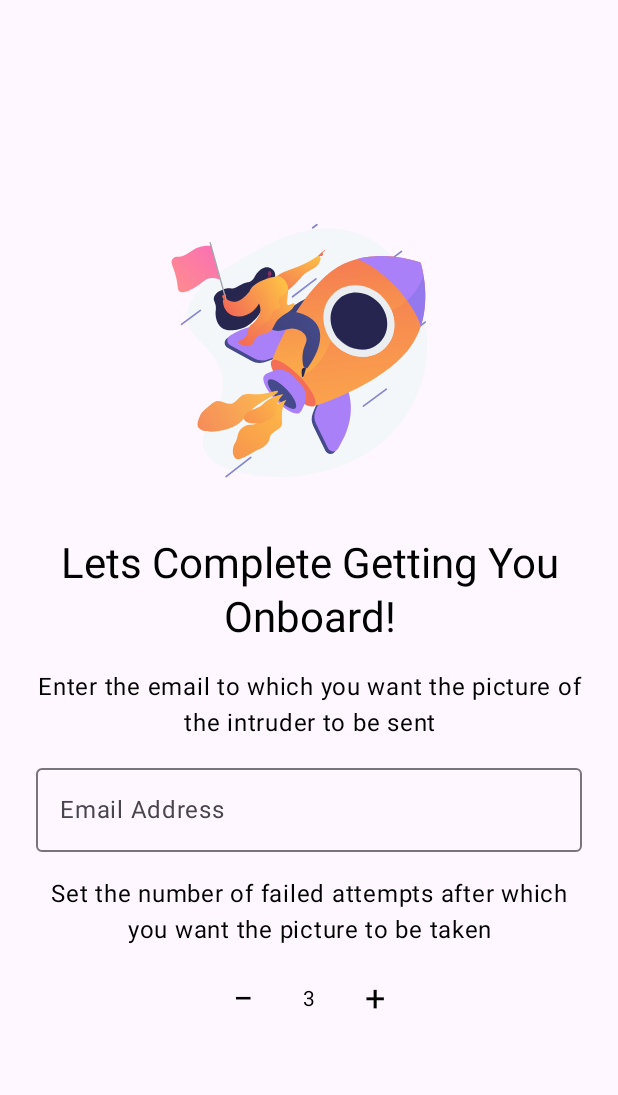
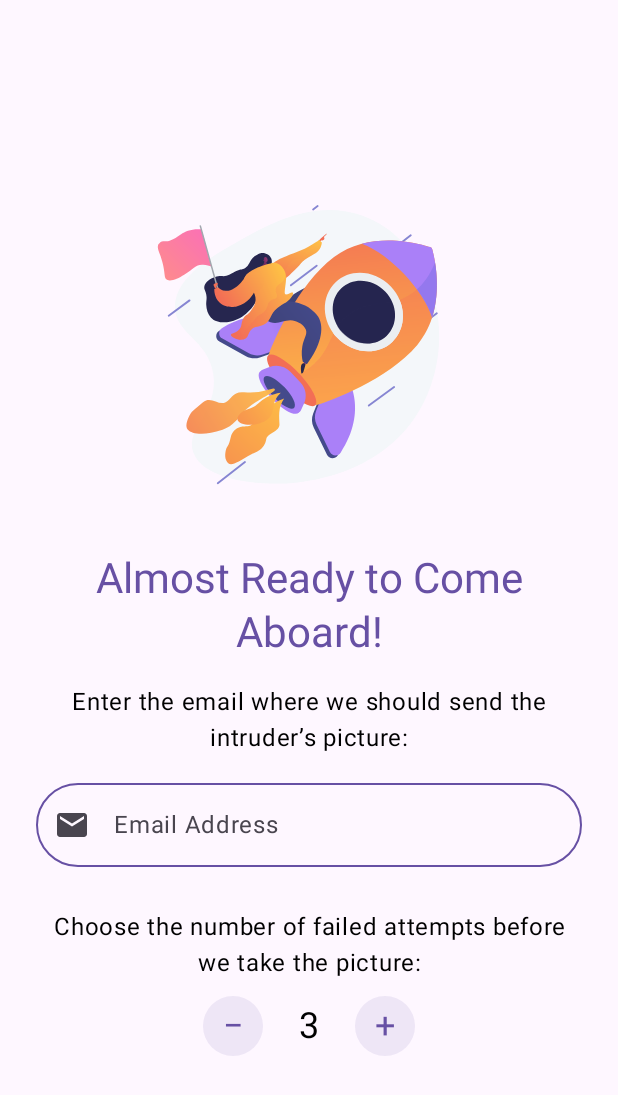
Before and after one commit to JayceFR/StepShadower, an Android app built with Jetpack Compose: the OnboardingScreen screen opened through its navigation route, on a phone screen of 412 x 824 dp. Shown: the top 1095 px of the screen. Run offline under Robolectric (Android 15) with nearby library versions, the phone set to English and light mode, and no system bars; our stand-ins replace Room's generated code.

Commit message:
improved the ui for onboarding screen

```diff
--- a/app/src/main/java/com/jaycefr/stepshadower/screens/Onboarding.kt
+++ b/app/src/main/java/com/jaycefr/stepshadower/screens/Onboarding.kt
@@ -1,41 +1,23 @@
 package com.jaycefr.stepshadower.screens
 
-import android.app.Activity
 import androidx.compose.foundation.background
-import androidx.compose.foundation.layout.Arrangement
-import androidx.compose.foundation.layout.Column
-import androidx.compose.foundation.layout.Row
-import androidx.compose.foundation.layout.Spacer
-import androidx.compose.foundation.layout.fillMaxSize
-import androidx.compose.foundation.layout.fillMaxWidth
-import androidx.compose.foundation.layout.height
-import androidx.compose.foundation.layout.padding
-import androidx.compose.foundation.layout.size
+import androidx.compose.foundation.border
+import androidx.compose.foundation.layout.*
+import androidx.compose.foundation.shape.CircleShape
 import androidx.compose.foundation.text.KeyboardOptions
-import androidx.compose.material3.IconButton
-import androidx.compose.material3.MaterialTheme
-import androidx.compose.material3.OutlinedTextField
-import androidx.compose.material3.Text
-import androidx.compose.runtime.Composable
-import androidx.compose.runtime.getValue
-import androidx.compose.runtime.mutableIntStateOf
-import androidx.compose.runtime.mutableStateOf
-import androidx.compose.runtime.remember
-import androidx.compose.runtime.setValue
+import androidx.compose.material.icons.Icons
+import androidx.compose.material.icons.filled.Email
+import androidx.compose.material3.*
+import androidx.compose.runtime.*
 import androidx.compose.ui.Alignment
 import androidx.compose.ui.Modifier
-import androidx.compose.ui.platform.LocalContext
+import androidx.compose.ui.graphics.Color
 import androidx.compose.ui.text.input.ImeAction
 import androidx.compose.ui.text.input.KeyboardType
 import androidx.compose.ui.text.style.TextAlign
 import androidx.compose.ui.unit.dp
 import androidx.compose.ui.unit.sp
-import androidx.lifecycle.compose.LocalLifecycleOwner
-import com.airbnb.lottie.compose.LottieAnimation
-import com.airbnb.lottie.compose.LottieCompositionSpec
-import com.airbnb.lottie.compose.LottieConstants
-import com.airbnb.lottie.compose.rememberLottieComposition
-import com.jaycefr.stepshadower.R
+import com.airbnb.lottie.compose.*
 
 @Composable
 fun EmailInputField(
@@ -47,36 +29,61 @@ fun EmailInputField(
         onValueChange = onEmailChange,
         label = { Text("Email Address") },
         singleLine = true,
+        leadingIcon = { Icon(Icons.Default.Email, contentDescription = null) },
         keyboardOptions = KeyboardOptions(
             keyboardType = KeyboardType.Email,
-            imeAction = ImeAction.Done,
+            imeAction = ImeAction.Done
         ),
-        modifier = Modifier.fillMaxWidth()
+        modifier = Modifier.fillMaxWidth(),
+        shape = CircleShape,  // Make the text field circular
+        colors = OutlinedTextFieldDefaults.colors(
+            focusedBorderColor = MaterialTheme.colorScheme.primary,
+            unfocusedBorderColor = MaterialTheme.colorScheme.primary,
+            disabledBorderColor = MaterialTheme.colorScheme.primary,
+            errorBorderColor = MaterialTheme.colorScheme.error,
+            focusedLabelColor = MaterialTheme.colorScheme.primary
+        )
     )
 }
+
 
 @Composable
 fun FailedAttemptsStepper(
     value: Int,
     onValueChange: (Int) -> Unit
 ) {
-    Row(verticalAlignment = Alignment.CenterVertically) {
+    Row(
+        verticalAlignment = Alignment.CenterVertically,
+        horizontalArrangement = Arrangement.Center
+    ) {
         IconButton(
-            onClick = { if (value > 1) onValueChange(value - 1) }
-        ) { Text("−", fontSize = 24.sp) }
+            onClick = { if (value > 1) onValueChange(value - 1) },
+            modifier = Modifier
+                .background(MaterialTheme.colorScheme.primary.copy(alpha = 0.1f), CircleShape)
+                .size(40.dp)
+        ) {
+            Text("−", fontSize = 24.sp, color = MaterialTheme.colorScheme.primary)
+        }
 
-        Text(value.toString(), modifier = Modifier.padding(horizontal = 16.dp))
+        Text(
+            value.toString(),
+            modifier = Modifier.padding(horizontal = 24.dp),
+            style = MaterialTheme.typography.headlineSmall
+        )
 
         IconButton(
-            onClick = { if (value < 5) onValueChange(value + 1) }
-        ) { Text("+", fontSize = 24.sp) }
+            onClick = { if (value < 5) onValueChange(value + 1) },
+            modifier = Modifier
+                .background(MaterialTheme.colorScheme.primary.copy(alpha = 0.1f), CircleShape)
+                .size(40.dp)
+        ) {
+            Text("+", fontSize = 24.sp, color = MaterialTheme.colorScheme.primary)
+        }
     }
 }
 
-
-
 @Composable
-fun OnboardingScreen(){
+fun OnboardingScreen() {
     Column(
         modifier = Modifier
             .fillMaxSize()
@@ -85,47 +92,51 @@ fun OnboardingScreen(){
         verticalArrangement = Arrangement.Center,
         horizontalAlignment = Alignment.CenterHorizontally
     ) {
-        val composition by rememberLottieComposition(LottieCompositionSpec.RawRes(R.raw.onboarding))
+        val composition by rememberLottieComposition(LottieCompositionSpec.RawRes(com.jaycefr.stepshadower.R.raw.onboarding))
 
         var email by remember { mutableStateOf("") }
+        var numberOfFailedAttempts by remember { mutableStateOf(3) }
 
-        var numberOfFailedAttempts by remember { mutableIntStateOf(3) }
-
+        // Animation
         LottieAnimation(
             composition = composition,
             iterations = LottieConstants.IterateForever,
-            modifier = Modifier.size(200.dp)
+            modifier = Modifier.size(220.dp)
         )
 
-        Spacer(modifier = Modifier.height(24.dp))
+        Spacer(modifier = Modifier.height(28.dp))
 
+        // Title
         Text(
-            "Lets Complete Getting You Onboard!",
-            style = MaterialTheme.typography.headlineMedium,
-            textAlign = TextAlign.Center,
-            modifier = Modifier.align(Alignment.CenterHorizontally)
+            "Almost Ready to Come Aboard!",
+            style = MaterialTheme.typography.headlineMedium.copy(
+                color = MaterialTheme.colorScheme.primary
+            ),
+            textAlign = TextAlign.Center
         )
-        Spacer(modifier = Modifier.height(16.dp))
-
-        Text(
-            "Enter the email to which you want the picture of the intruder to be sent",
-            style = MaterialTheme.typography.bodyLarge,
-            textAlign = TextAlign.Center,
-        )
-        Spacer(modifier = Modifier.height(10.dp))
-
-        EmailInputField(email) { email = it }
 
         Spacer(modifier = Modifier.height(16.dp))
 
+        // Email Section
         Text(
-            "Set the number of failed attempts after which you want the picture to be taken",
+            "Enter the email where we should send the intruder’s picture:",
             style = MaterialTheme.typography.bodyLarge,
-            textAlign = TextAlign.Center,
+            textAlign = TextAlign.Center
         )
+
         Spacer(modifier = Modifier.height(10.dp))
+        EmailInputField(email) { email = it }
 
+        Spacer(modifier = Modifier.height(28.dp))
+
+        // Attempts Section
+        Text(
+            "Choose the number of failed attempts before we take the picture:",
+            style = MaterialTheme.typography.bodyLarge,
+            textAlign = TextAlign.Center
+        )
+
+        Spacer(modifier = Modifier.height(10.dp))
         FailedAttemptsStepper(numberOfFailedAttempts) { numberOfFailedAttempts = it }
-
     }
 }
```
